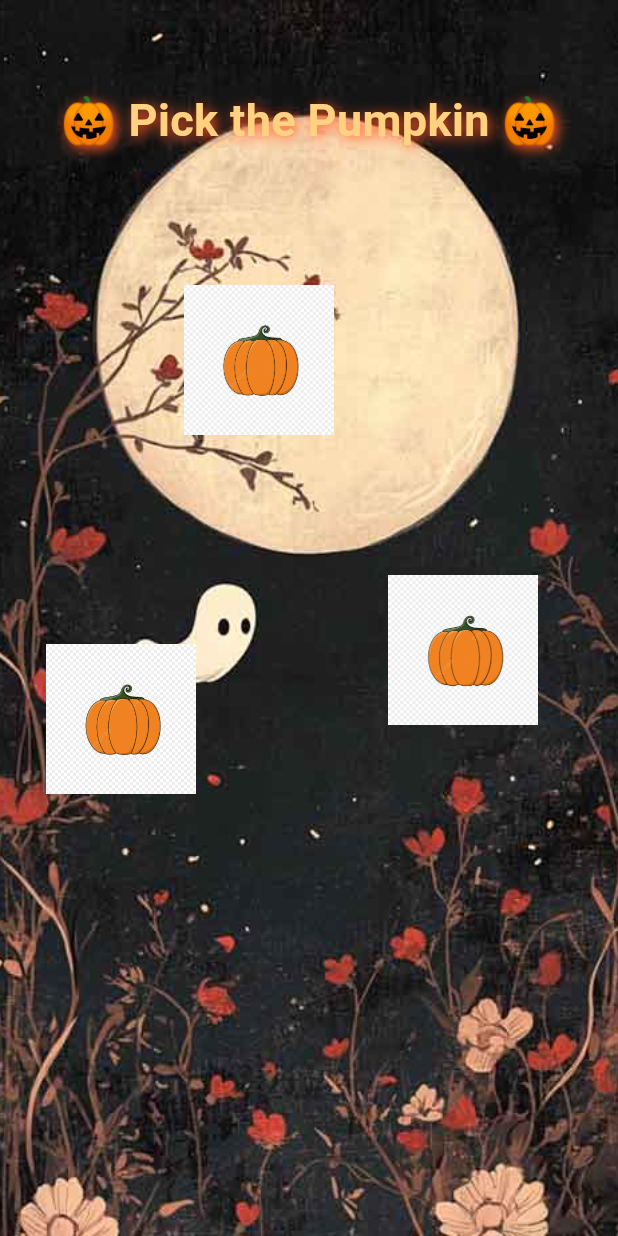
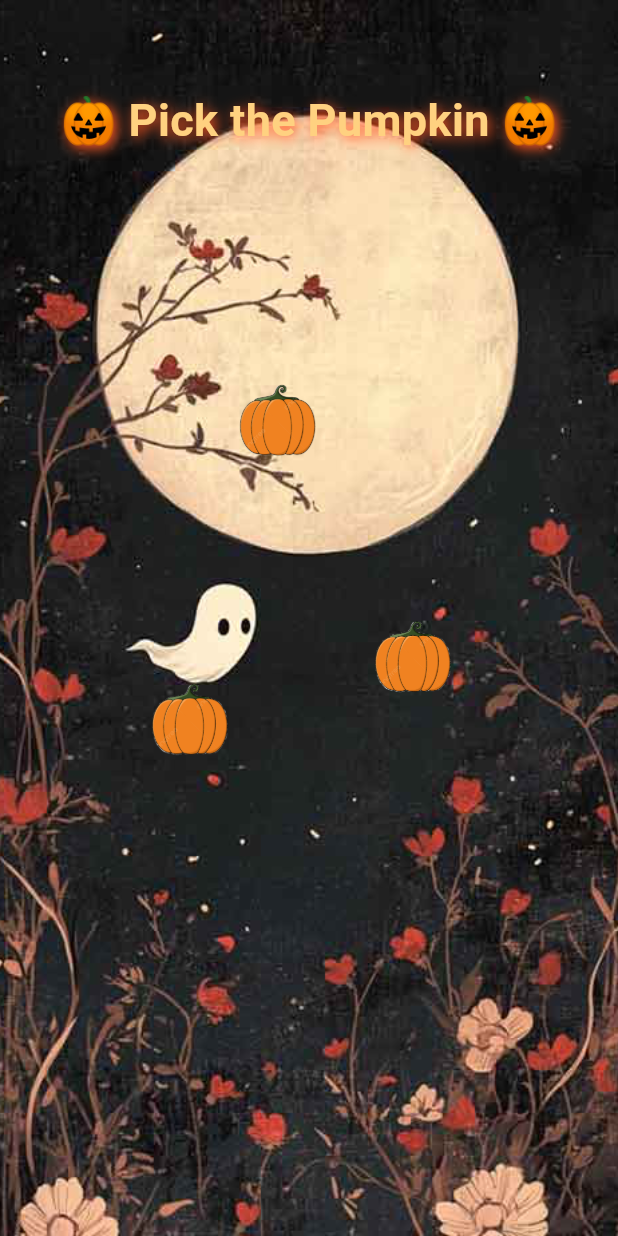
Before and after one commit to Ed-Zheng/MAD_act9, a Flutter app: the screen it shows after launch, on a phone screen of 412 x 824 dp. Run offline on Flutter 3.47's test engine with Material 3 defaults, Android fonts, the phone set to English and light mode, and no system bars; our stand-ins replace audioplayers.

Commit message:
Adjusted the pumpkin images

```diff
--- a/lib/pumpkin_pick.dart
+++ b/lib/pumpkin_pick.dart
@@ -16,36 +16,45 @@ class _PickPumpkinPageState extends State<PickPumpkinPage> with SingleTickerProv
   late int correctIndex;
   bool _showJumpScare = false;
   bool _showTryAgainButton = false;
+  bool _showCorrectImage = false;
+  bool _showNextButton = false;
+
   late List<double> angles;
   late List<double> radii;
   late List<Offset> shakeOffsets;
   late double centerX, centerY;
   late AnimationController _controller;
-  final int pumpkinCount = 3;
+
+  final int pumpkinCount = 3; // 3 pumpkins
   final Random _rand = Random();
+  final double pumpkinWidth = 100;
+  final double pumpkinHeight = 100;
 
   @override
   void initState() {
     super.initState();
     correctIndex = _rand.nextInt(pumpkinCount);
-    _generatePumpkinPositions();
+    _controller = AnimationController(vsync: this, duration: const Duration(seconds: 20))..repeat();
     _playBackgroundMusic();
-    _controller = AnimationController(vsync: this, duration: const Duration(seconds: 20))
-      ..repeat();
+    WidgetsBinding.instance.addPostFrameCallback((_) {
+      _generatePumpkinPositions();
+    });
   }
 
   Future<void> _playBackgroundMusic() async {
-    await _player.play(AssetSource('sounds/spooky_bgm.mp3'));
+    await _player.play(AssetSource('audio/spooky_bgm.mp3'));
     _player.setReleaseMode(ReleaseMode.loop);
   }
 
   void _generatePumpkinPositions() {
-    radii = List.generate(pumpkinCount, (index) => 80 + _rand.nextDouble() * 120);
-    angles = List.generate(pumpkinCount, (index) {
-      double baseAngle = (2 * pi / pumpkinCount) * index;
-      double offset = (_rand.nextDouble() * pi / 6) - (pi / 12);
-      return baseAngle + offset;
-    });
+    final maxRadiusX = MediaQuery.of(context).size.width / 2 - pumpkinWidth / 2;
+    final maxRadiusY = MediaQuery.of(context).size.height / 2 - pumpkinHeight / 2;
+    final maxRadius = min(maxRadiusX, maxRadiusY);
+
+    radii = List.generate(pumpkinCount, (index) => 50 + _rand.nextDouble() * (maxRadius - 50));
+
+    angles = List.generate(pumpkinCount, (index) => (2 * pi / pumpkinCount) * index);
+
     shakeOffsets = List.generate(pumpkinCount, (_) => Offset.zero);
   }
 
@@ -78,20 +87,18 @@ class _PickPumpkinPageState extends State<PickPumpkinPage> with SingleTickerProv
 
   void _pickPumpkin(int index) async {
     if (index == correctIndex) {
+      setState(() {
+        _showCorrectImage = true;
+        _showNextButton = true;
+      });
       await _player.stop();
-      await _player.play(AssetSource('sounds/success.mp3'));
-      Future.delayed(const Duration(milliseconds: 500), () {
-        Navigator.push(
-          context,
-          MaterialPageRoute(builder: (_) => const NextPage()),
-        );
-      });
+      await _player.play(AssetSource('audio/success.mp3'));
     } else {
       setState(() {
         _showJumpScare = true;
         _showTryAgainButton = true;
       });
-      await _player.play(AssetSource('sounds/jump_scare.mp3'));
+      await _player.play(AssetSource('audio/jump_scare.mp3'));
     }
   }
 
@@ -112,19 +119,22 @@ class _PickPumpkinPageState extends State<PickPumpkinPage> with SingleTickerProv
 
   @override
   Widget build(BuildContext context) {
-    centerX = MediaQuery.of(context).size.width / 2 - 50;
-    centerY = MediaQuery.of(context).size.height / 2 - 50;
+    centerX = MediaQuery.of(context).size.width / 2 - pumpkinWidth / 2;
+    centerY = MediaQuery.of(context).size.height / 2 - pumpkinHeight / 2;
 
     return Scaffold(
       backgroundColor: Colors.black,
       body: Stack(
         children: [
+          // Background
           Positioned.fill(
             child: Image.asset(
               'assets/images/background.png',
               fit: BoxFit.cover,
             ),
           ),
+
+          // Title
           Align(
             alignment: const Alignment(0, -0.85),
             child: Text(
@@ -139,6 +149,8 @@ class _PickPumpkinPageState extends State<PickPumpkinPage> with SingleTickerProv
               ),
             ),
           ),
+
+          // Pumpkins
           ...List.generate(pumpkinCount, (index) {
             return AnimatedBuilder(
               animation: _controller,
@@ -154,13 +166,56 @@ class _PickPumpkinPageState extends State<PickPumpkinPage> with SingleTickerProv
                     onTap: () => _pickPumpkin(index),
                     child: Image.asset(
                       'assets/images/pumpkin.png',
-                      width: 100,
+                      width: pumpkinWidth,
                     ),
                   ),
                 );
               },
             );
           }),
+
+          // Correct image overlay with Next button
+          if (_showCorrectImage)
+            Positioned.fill(
+              child: Container(
+                color: Colors.black.withOpacity(0.7),
+                child: Stack(
+                  children: [
+                    Center(
+                      child: Image.asset(
+                        'assets/images/correct.png',
+                        width: 300,
+                        height: 300,
+                      ),
+                    ),
+                    if (_showNextButton)
+                      Positioned(
+                        bottom: 50,
+                        left: 0,
+                        right: 0,
+                        child: Center(
+                          child: ElevatedButton(
+                            onPressed: () {
+                              Navigator.push(
+                                context,
+                                MaterialPageRoute(builder: (_) => const NextPage()),
+                              );
+                            },
+                            style: ElevatedButton.styleFrom(
+                              backgroundColor: Colors.green,
+                              padding: const EdgeInsets.symmetric(horizontal: 40, vertical: 15),
+                              textStyle: const TextStyle(fontSize: 20, fontWeight: FontWeight.bold),
+                            ),
+                            child: const Text('Next'),
+                          ),
+                        ),
+                      ),
+                  ],
+                ),
+              ),
+            ),
+
+          // Jump scare overlay with Try Again button
           if (_showJumpScare)
             Positioned.fill(
               child: Container(
```
Also changed, not shown: assets/images/correct.png (added), assets/images/ghost.png, assets/images/pumpkin.png, 1 other file.
